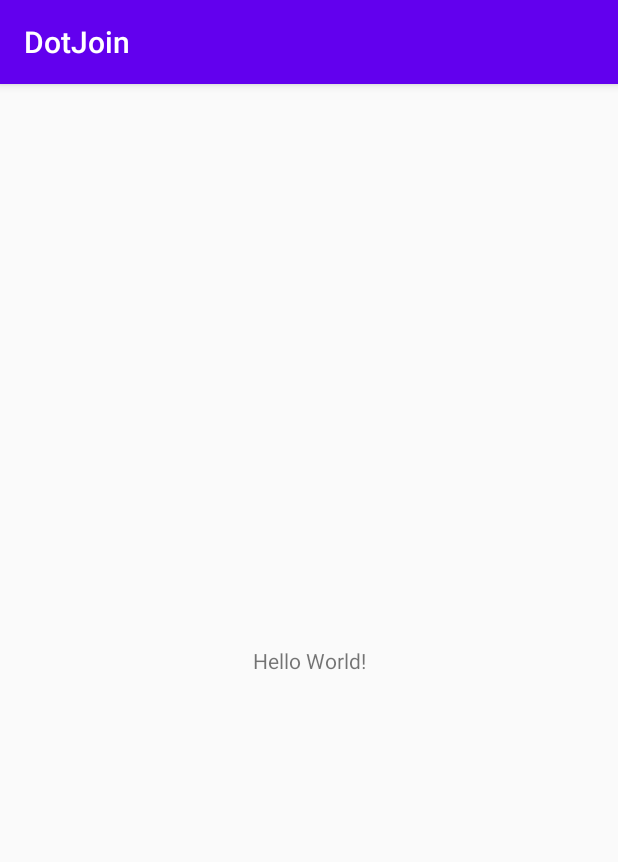
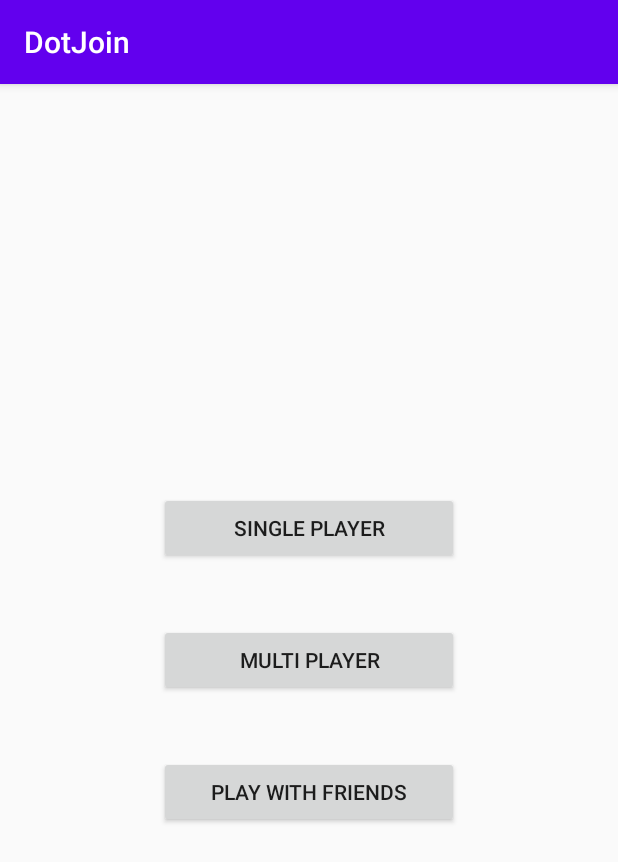
Before and after one commit to akuldr67/DotJoin, an Android app: the screen it shows after launch (MainActivity), on a phone screen of 412 x 824 dp. Shown: the top 862 px of the screen. Run offline under Robolectric (Android 15) with nearby library versions, the phone set to English and light mode, and no system bars; our stand-ins replace Firebase (no records; nobody signed in at launch, a user with empty details on screens opened directly).

Commit message:
Main Activity with Three Buttons added

```diff
--- a/app/src/main/AndroidManifest.xml
+++ b/app/src/main/AndroidManifest.xml
@@ -9,6 +9,9 @@
         android:roundIcon="@mipmap/ic_launcher_round"
         android:supportsRtl="true"
         android:theme="@style/AppTheme">
+        <activity android:name=".MultiPlayerOnline"></activity>
+        <activity android:name=".MultiPlayerOffline" />
+        <activity android:name=".SinglePlayer" />
         <activity android:name=".MainActivity">
             <intent-filter>
                 <action android:name="android.intent.action.MAIN" />
--- a/app/src/main/java/com/example/dotjoin/MainActivity.java
+++ b/app/src/main/java/com/example/dotjoin/MainActivity.java
@@ -2,14 +2,23 @@ package com.example.dotjoin;
 
 import androidx.appcompat.app.AppCompatActivity;
 
+import android.content.Intent;
 import android.os.Bundle;
+import android.view.View;
+import android.widget.Button;
 
 import com.google.firebase.database.DatabaseReference;
 import com.google.firebase.database.FirebaseDatabase;
 
 public class MainActivity extends AppCompatActivity {
+    //Firebase
+    private DatabaseReference mDatabaseRef;
 
-    private DatabaseReference mDatabaseRef;
+    //Layout
+    private Button singlePlayer;
+    private Button multiPlayerOffline;
+    private Button multiPlayerOnline;
+
 
     @Override
     protected void onCreate(Bundle savedInstanceState) {
@@ -18,5 +27,40 @@ public class MainActivity extends AppCompatActivity {
 
         mDatabaseRef= FirebaseDatabase.getInstance().getReference();
         mDatabaseRef.child("Rooms").child("Key").setValue("Hello There");
+
+        //finding Layouts
+        singlePlayer = findViewById(R.id.main_button_single_player);
+        multiPlayerOffline=findViewById(R.id.main_button_multi_offline);
+        multiPlayerOnline=findViewById(R.id.main_button_multi_online);
+
+        //Creating Intent for each button in respective onClick listeners
+
+        //singlePlayer
+        singlePlayer.setOnClickListener(new View.OnClickListener() {
+            @Override
+            public void onClick(View v) {
+                Intent intent=new Intent(MainActivity.this,SinglePlayer.class);
+                startActivity(intent);
+            }
+        });
+
+        //multiPlayerOffline
+        multiPlayerOffline.setOnClickListener(new View.OnClickListener() {
+            @Override
+            public void onClick(View v) {
+                Intent intent=new Intent(MainActivity.this,MultiPlayerOffline.class);
+                startActivity(intent);
+            }
+        });
+
+        //multiPlayerOnline
+        multiPlayerOnline.setOnClickListener(new View.OnClickListener() {
+            @Override
+            public void onClick(View v) {
+                Intent intent= new Intent(MainActivity.this,MultiPlayerOnline.class);
+                startActivity(intent);
+            }
+        });
+
     }
 }
--- a/app/src/main/res/layout/activity_main.xml
+++ b/app/src/main/res/layout/activity_main.xml
@@ -6,13 +6,59 @@
     android:layout_height="match_parent"
     tools:context=".MainActivity">
 
-    <TextView
-        android:layout_width="wrap_content"
-        android:layout_height="wrap_content"
-        android:text="Hello World!"
-        app:layout_constraintBottom_toBottomOf="parent"
+    <LinearLayout
+        android:id="@+id/LL1"
+        android:layout_width="match_parent"
+        android:layout_height="0dp"
+        app:layout_constraintVertical_weight="1"
         app:layout_constraintLeft_toLeftOf="parent"
         app:layout_constraintRight_toRightOf="parent"
-        app:layout_constraintTop_toTopOf="parent" />
+        app:layout_constraintTop_toTopOf="parent"
+        app:layout_constraintBottom_toTopOf="@id/LL2"
+        android:orientation="horizontal"/>
+    <LinearLayout
+        android:id="@+id/LL2"
+        android:layout_width="match_parent"
+        android:layout_height="0dp"
+        app:layout_constraintLeft_toLeftOf="parent"
+        app:layout_constraintRight_toRightOf="parent"
+        app:layout_constraintTop_toBottomOf="@id/LL1"
+        app:layout_constraintBottom_toTopOf="@id/LL3"
+        app:layout_constraintVertical_weight="2"
+        android:orientation="vertical"
+        android:gravity="center">
+        <Button
+            android:id="@+id/main_button_single_player"
+            android:layout_width="200dp"
+            android:layout_height="wrap_content"
+            android:text="Single Player"
+            android:layout_margin="20dp"
+            />
+        <Button
+            android:id="@+id/main_button_multi_offline"
+            android:layout_width="200dp"
+            android:layout_height="wrap_content"
+            android:text="Multi Player"
+            android:layout_margin="20dp"
+            />
+        <Button
+            android:id="@+id/main_button_multi_online"
+            android:layout_width="200dp"
+            android:layout_height="wrap_content"
+            android:text="Play with Friends"
+            android:layout_margin="20dp"
+            />
+
+    </LinearLayout>
+    <LinearLayout
+        android:id="@+id/LL3"
+        android:layout_width="match_parent"
+        android:layout_height="0dp"
+        app:layout_constraintVertical_weight="1"
+        app:layout_constraintLeft_toLeftOf="parent"
+        app:layout_constraintRight_toRightOf="parent"
+        app:layout_constraintBottom_toBottomOf="parent"
+        app:layout_constraintTop_toBottomOf="@id/LL2"
+        android:orientation="horizontal"/>
 
 </androidx.constraintlayout.widget.ConstraintLayout>
```
Also changed, not shown: app/src/main/java/com/example/dotjoin/Board.java (added, +13 -0 lines), app/src/main/java/com/example/dotjoin/MultiPlayerOffline.java (added, +14 -0 lines), app/src/main/java/com/example/dotjoin/MultiPlayerOnline.java (added, +14 -0 lines), app/src/main/java/com/example/dotjoin/Room.java (added, +44 -0 lines), app/src/main/java/com/example/dotjoin/SinglePlayer.java (added, +14 -0 lines), app/src/main/res/layout/activity_multi_player_offline.xml (added, +18 -0 lines), app/src/main/res/layout/activity_multi_player_online.xml (added, +19 -0 lines), app/src/main/res/layout/activity_single_player.xml (added, +17 -0 lines).
